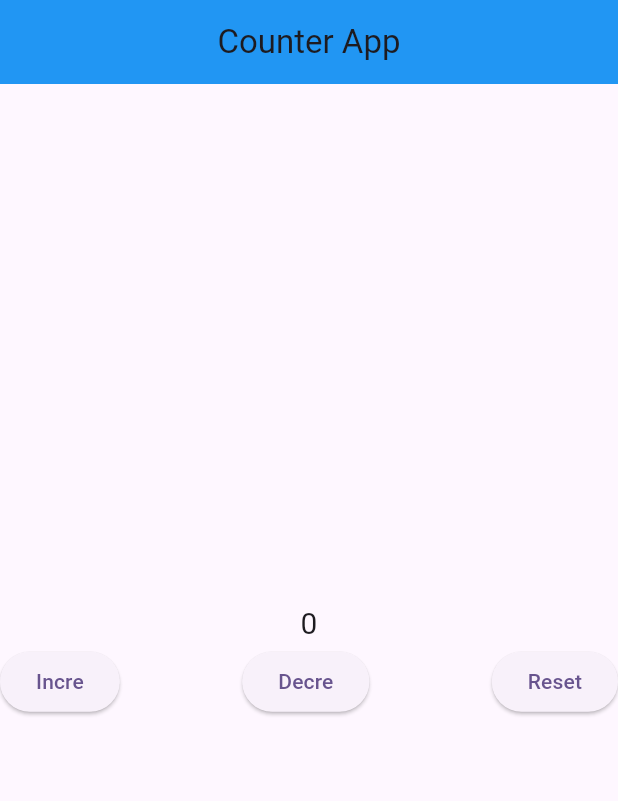
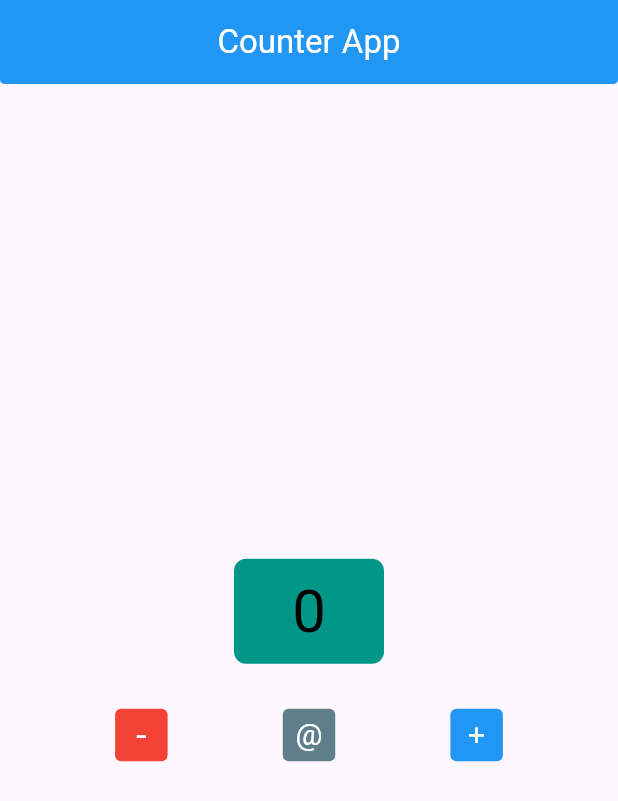
Before and after one commit to Gulshid/Riverpod-State-Management, a Flutter app: the screen it shows after launch, on a phone screen of 412 x 824 dp. Shown: the top 801 px of the screen. Run offline on Flutter 3.47's test engine with Material 3 defaults, Android fonts, the phone set to English and light mode, and no system bars; our stand-ins replace flutter_riverpod.

Commit message:
Practise on Counter App using Riverpod

```diff
--- a/riverpod_state/lib/main.dart
+++ b/riverpod_state/lib/main.dart
@@ -1,6 +1,6 @@
 import 'package:flutter/material.dart';
 import 'package:flutter_riverpod/flutter_riverpod.dart';
-import 'package:riverpod_state/view/counter_view.dart';
+import 'package:riverpod_state/view/counter_screen.dart';
 import 'package:riverpod_state/view/state_provider.dart';
 
 void main() {
@@ -19,10 +19,10 @@ class MyApp extends StatelessWidget {
           colorScheme: ColorScheme.fromSeed(seedColor: Colors.deepPurple),
         ),
         // home: c
-        initialRoute: 'counterScreen',
+        initialRoute: 'Counter',
         routes: {
           'homescreen': (context) => HomeScreen(),
-          'counterScreen': (context) => CounterView(),
+          'Counter':(contex)=> CounterScreen(),
         },
       ),
     );
--- /dev/null
+++ b/riverpod_state/lib/view/counter_screen.dart
@@ -0,0 +1,149 @@
+import 'package:flutter/material.dart';
+import 'package:flutter_riverpod/flutter_riverpod.dart';
+import 'package:flutter_riverpod/legacy.dart';
+import 'package:riverpod_state/viewModel/Counter_VModel.dart';
+
+final counter_pro = StateNotifierProvider((ref) {
+  return CounterVmodel();
+});
+
+class CounterScreen extends ConsumerStatefulWidget {
+  const CounterScreen({super.key});
+
+  @override
+  ConsumerState<CounterScreen> createState() => _CounterScreenState();
+}
+
+class _CounterScreenState extends ConsumerState<CounterScreen> {
+  @override
+  Widget build(BuildContext context) {
+    print('Build');
+
+    return Scaffold(
+      appBar: AppBar(
+        shape: RoundedRectangleBorder(
+          borderRadius: BorderRadius.only(
+            bottomLeft: Radius.circular(3),
+            bottomRight: Radius.circular(3),
+          ),
+        ),
+        backgroundColor: Colors.blue,
+        title: Text('Counter App', style: TextStyle(color: Colors.white)),
+        centerTitle: true,
+      ),
+
+      body: Column(
+        mainAxisAlignment: MainAxisAlignment.center,
+        crossAxisAlignment: CrossAxisAlignment.center,
+        children: [
+          Container(
+            height: 70,
+            width: 100,
+            decoration: BoxDecoration(
+              color: Colors.teal,
+              borderRadius: BorderRadius.circular(8),
+            ),
+
+            child: Consumer(
+              builder: (context, ref, child) {
+                final count = ref.watch(counter_pro);
+                print(" Build 1");
+                return Center(
+                  child: Text(
+                    count.toString(),
+                    style: TextStyle(color: Colors.black, fontSize: 40),
+                  ),
+                );
+              },
+            ),
+          ),
+
+          SizedBox(height: 30),
+
+          Row(
+            mainAxisAlignment: MainAxisAlignment.spaceEvenly,
+            children: [
+              Consumer(
+                builder: (context, ref, child) {
+                  print(" Build 2 ");
+                  return GestureDetector(
+                    onTap: () {
+                      ref.read(counter_pro.notifier).decrement();
+                    },
+                    child: Container(
+                      height: 35,
+                      width: 35,
+                      decoration: BoxDecoration(
+                        color: Colors.red,
+                        borderRadius: BorderRadius.circular(4),
+                      ),
+
+                      child: Center(
+                        child: Text(
+                          '-',
+                          style: TextStyle(color: Colors.white, fontSize: 25),
+                        ),
+                      ),
+                    ),
+                  );
+                },
+              ),
+
+              Consumer(
+                builder: (context, ref, child) {
+                  print(" Build 3 ");
+                  return GestureDetector(
+                    onTap: () {
+                      ref.read(counter_pro.notifier).reset();
+                    },
+                    child: Container(
+                      height: 35,
+                      width: 35,
+                      decoration: BoxDecoration(
+                        color: Colors.blueGrey,
+                        borderRadius: BorderRadius.circular(4),
+                      ),
+
+                      child: Center(
+                        child: Text(
+                          '@',
+                          style: TextStyle(color: Colors.white, fontSize: 20),
+                        ),
+                      ),
+                    ),
+                  );
+                },
+              ),
+
+              Consumer(
+                builder: (context, ref, child) {
+                  print(" Build 4 ");
+                  return GestureDetector(
+                    onTap: () {
+                      ref.read(counter_pro.notifier).increment();
+                    },
+                    child: Container(
+                      height: 35,
+                      width: 35,
+                      decoration: BoxDecoration(
+                        color: Colors.blue,
+                        borderRadius: BorderRadius.circular(4),
+                      ),
+
+                      child: Center(
+                        child: Text(
+                          '+',
+                          style: TextStyle(color: Colors.white, fontSize: 20),
+                        ),
+                      ),
+                    ),
+                  );
+                },
+              ),
+            ],
+          ),
+        ],
+      ),
+    );
+  }
+}
--- a/riverpod_state/lib/view/counter_view.dart
+++ /dev/null
@@ -1,73 +0,0 @@
-import 'package:flutter/material.dart';
-import 'package:flutter_riverpod/flutter_riverpod.dart';
-import 'package:flutter_riverpod/legacy.dart';
-import 'package:riverpod_state/viewModel/counter_viewmodel.dart';
-
-final counter_provider = StateNotifierProvider((ref) {
-  return CounterViewmodel();
-});
-
-class CounterView extends ConsumerStatefulWidget {
-  const CounterView({super.key});
-
-  @override
-  ConsumerState<CounterView> createState() => _CounterViewState();
-}
-
-class _CounterViewState extends ConsumerState<CounterView> {
-  @override
-  Widget build(BuildContext context) {
-    print("Build");
-
-    return Scaffold(
-      appBar: AppBar(
-        backgroundColor: Colors.blue,
-        title: Text('Counter App'),
-        centerTitle: true,
-      ),
-
-      body: Column(
-        mainAxisAlignment: MainAxisAlignment.center,
-        crossAxisAlignment: CrossAxisAlignment.center,
-        children: [
-          Consumer(
-            builder: (context, ref, child) {
-              print("Build 5");
-              final count = ref.watch(counter_provider);
-              return Center(
-                child: Text(count.toString(), style: TextStyle(fontSize: 20)),
-              );
-            },
-          ),
-
-          Row(
-            crossAxisAlignment: CrossAxisAlignment.center,
-            mainAxisAlignment: MainAxisAlignment.spaceBetween,
-            children: [
-              ElevatedButton(
-                onPressed: () {
-                  ref.read(counter_provider.notifier).increment();
-                },
-                child: Text("Incre"),
-              ),
-
-              ElevatedButton(
-                onPressed: () {
-                  ref.read(counter_provider.notifier).decrement();
-                },
-                child: Text("Decre"),
-              ),
-
-              ElevatedButton(
-                onPressed: () {
-                  ref.read(counter_provider.notifier).reset();
-                },
-                child: Text("Reset"),
-              ),
-            ],
-          ),
-        ],
-      ),
-    );
-  }
-}
--- a/riverpod_state/lib/viewModel/counter_viewmodel.dart
+++ b/riverpod_state/lib/viewModel/Counter_VModel.dart
@@ -1,19 +1,19 @@
 import 'package:flutter_riverpod/legacy.dart';
 
-class CounterViewmodel extends StateNotifier<int> {
-  CounterViewmodel() : super(0);
+class CounterVmodel extends StateNotifier<int> {
+  CounterVmodel() : super(0);
 
   //function for increment
   void increment() {
     state++;
   }
 
-  // function for decrement
+  //function for decrement
   void decrement() {
     state--;
   }
 
-  // function for reset
+  //function for reset
   void reset() {
     state = 0;
   }
```
